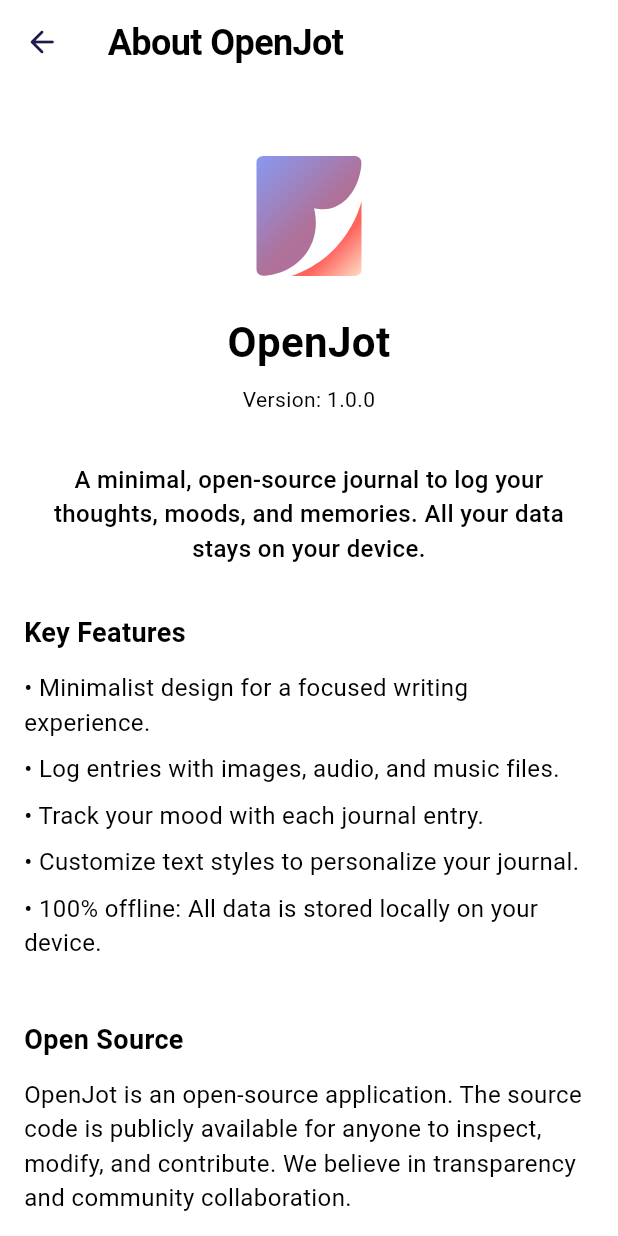
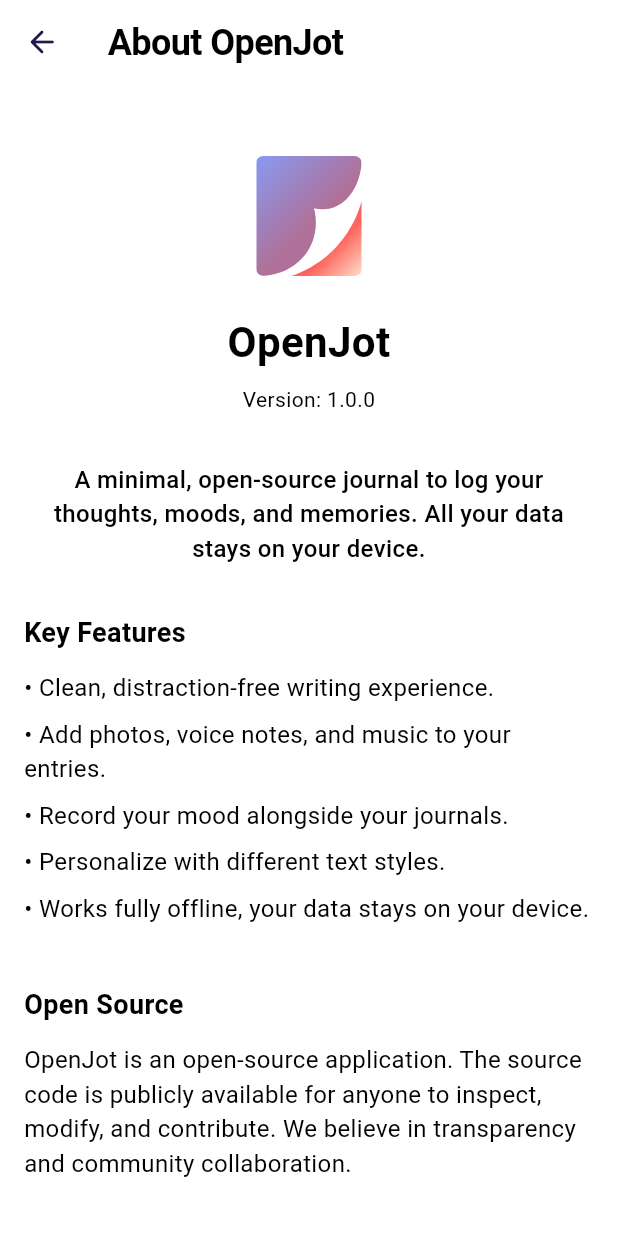
Before and after one commit to TheGandabherunda/OpenJot, a Flutter app: the AboutScreen screen opened by its route, on a phone screen of 412 x 824 dp. Run offline on Flutter 3.47's test engine with Material 3 defaults, Android fonts, the phone set to English and light mode, and no system bars; our stand-ins replace audioplayers, camera, device_info_plus, file_picker, flutter_local_notifications, flutter_map and 21 more; missing offline and left inert: flutter_quill, photo_manager, photo_manager_image_provider, progressive_blur, receive_sharing_intent, record and 1 more; accounts and stored records are empty.

Commit message:
added privacy_policy.html

```diff
--- a/lib/app/modules/settings/about_screen.dart
+++ b/lib/app/modules/settings/about_screen.dart
@@ -150,18 +150,11 @@ class _AboutScreenState extends State<AboutScreen> {
             const Column(
               crossAxisAlignment: CrossAxisAlignment.start,
               children: [
-                FeatureText(
-                    text:
-                        '• Minimalist design for a focused writing experience.'),
-                FeatureText(
-                    text: '• Log entries with images, audio, and music files.'),
-                FeatureText(text: '• Track your mood with each journal entry.'),
-                FeatureText(
-                    text:
-                        '• Customize text styles to personalize your journal.'),
-                FeatureText(
-                    text:
-                        '• 100% offline: All data is stored locally on your device.'),
+                FeatureText(text: '• Clean, distraction-free writing experience.'),
+                FeatureText(text: '• Add photos, voice notes, and music to your entries.'),
+                FeatureText(text: '• Record your mood alongside your journals.'),
+                FeatureText(text: '• Personalize with different text styles.'),
+                FeatureText(text: '• Works fully offline, your data stays on your device.'),
               ],
             ),
             const SizedBox(height: 32),
@@ -229,7 +222,7 @@ class _AboutScreenState extends State<AboutScreen> {
                   trailing: Icon(Icons.open_in_new,
                       size: 20, color: appColors.primary),
                   onTap: () => _launchURL(
-                      'https://github.com/TheGandabherunda/OpenJot.git'),
+                      'https://github.com/TheGandabherunda/OpenJot'),
                 ),
                 ListTile(
                   title: Text(
```
Also changed, not shown: lib/app/modules/settings/terms_and_conditions_screen.dart (+50 -11 lines), 2 other files.
